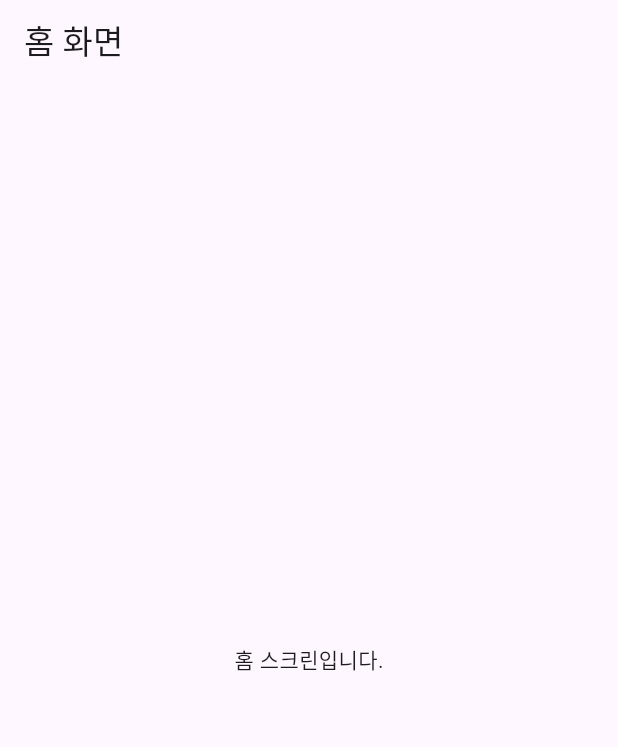
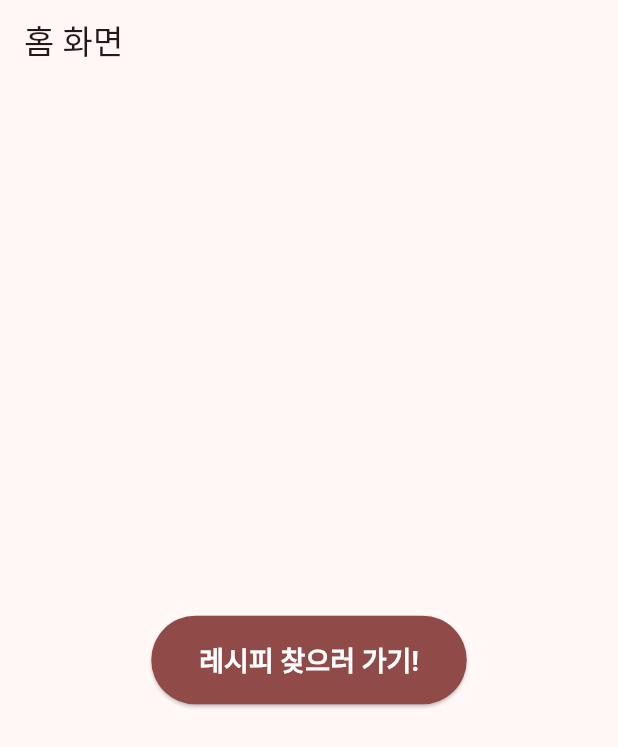
Before and after one commit to Unyuwaffle/click_cooking_recipe, a Flutter app: the screen it shows after launch, on a phone screen of 412 x 824 dp. Shown: the top 747 px of the screen. Run offline on Flutter 3.47's test engine with Material 3 defaults, Android fonts, the phone set to English and light mode, and no system bars; our stand-ins replace go_router.

Commit message:
feat(fe2): Implement initial theme and common widgets

```diff
--- a/frontend/lib/main.dart
+++ b/frontend/lib/main.dart
@@ -16,7 +16,7 @@ class MyApp extends StatelessWidget {
       routerConfig: router,
 
 
-      title: 'Flutter Demo',
+      title: '찰칵! 쿠킹 레시피',
       theme: ThemeData(
         // This is the theme of your application.
         //
@@ -33,8 +33,26 @@ class MyApp extends StatelessWidget {
         //
         // This works for code too, not just values: Most code changes can be
         // tested with just a hot reload.
-        colorScheme: ColorScheme.fromSeed(seedColor: Colors.deepPurple),
+        colorScheme: ColorScheme.fromSeed(
+            seedColor: const Color(0xFFFF6B6B)),// A warm red color
+
+
+        textTheme: const TextTheme(
+          // Example: App title style
+            headlineLarge: TextStyle(
+              fontSize: 24.0,
+              fontWeight: FontWeight.bold,
+            ),
+            // Example: Default body text style
+            bodyMedium: TextStyle(
+              fontSize: 16.0,
+            ),
+        ),
+
+        useMaterial3: true,
       ),
+
+
       // [삭제!] home: 속성은 라우터가 관리하므로 삭제합니다.
     );
   }
--- a/frontend/lib/screens/home_screen.dart
+++ b/frontend/lib/screens/home_screen.dart
@@ -1,4 +1,7 @@
 import 'package:flutter/material.dart';
+import '../widgets/primary_button.dart'; // Import the new button
+import 'package:go_router/go_router.dart'; // Import router to move screens
+
 
 class HomeScreen extends StatelessWidget {
   const HomeScreen({super.key});
@@ -7,8 +10,15 @@ class HomeScreen extends StatelessWidget {
   Widget build(BuildContext context) {
     return Scaffold(
       appBar: AppBar(title: const Text('홈 화면')),
-      body: const Center(
-        child: Text('홈 스크린입니다.'),
+      body: Center(
+        // Use the new button
+        child: PrimaryButton(
+          text: '레시피 찾으러 가기!',
+          onPressed: () {
+            // When clicked, go to the camera screen
+            context.go('/camera');
+          },
+        ),
       ),
     );
   }
--- /dev/null
+++ b/frontend/lib/widgets/loading_indicator.dart
@@ -0,0 +1,12 @@
+import 'package:flutter/material.dart';
+
+class LoadingIndicator extends StatelessWidget {
+  const LoadingIndicator({super.key});
+
+  @override
+  Widget build(BuildContext context) {
+    return const Center(
+      child: CircularProgressIndicator(),
+    );
+  }
+}
--- /dev/null
+++ b/frontend/lib/widgets/primary_button.dart
@@ -0,0 +1,31 @@
+import 'package:flutter/material.dart';
+
+class PrimaryButton extends StatelessWidget {
+  final String text;
+  final VoidCallback onPressed; // Function to call when pressed
+
+  // Constructor
+  const PrimaryButton({
+    super.key,
+    required this.text,
+    required this.onPressed,
+  });
+
+  @override
+  Widget build(BuildContext context) {
+    return ElevatedButton(
+      onPressed: onPressed,
+      style: ElevatedButton.styleFrom(
+        // Use the main color defined in Theme (Step 3)
+        backgroundColor: Theme.of(context).colorScheme.primary,
+        foregroundColor: Theme.of(context).colorScheme.onPrimary,
+        padding: const EdgeInsets.symmetric(horizontal: 32, vertical: 16),
+        textStyle: const TextStyle(
+          fontSize: 18,
+          fontWeight: FontWeight.bold,
+        ),
+      ),
+      child: Text(text),
+    );
+  }
+}
```
